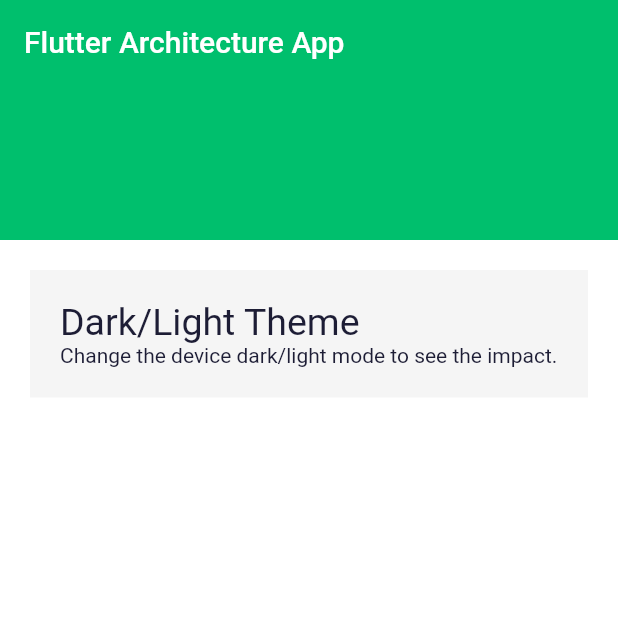
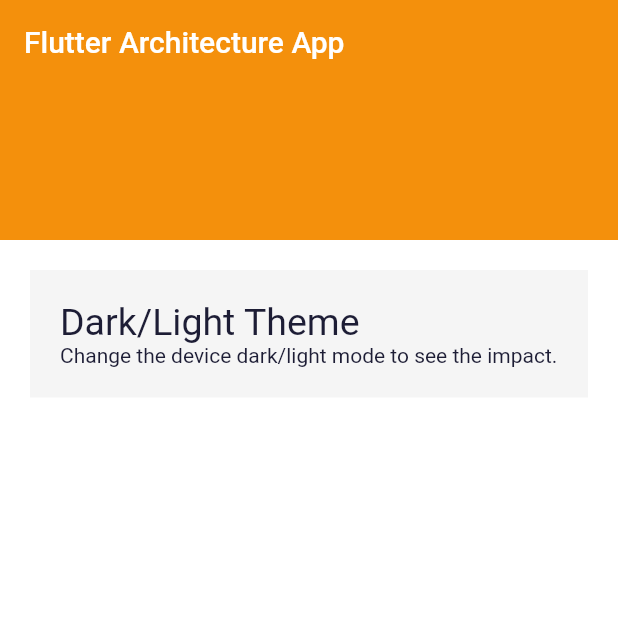
Before and after one commit to jitangupta/flutter-architecture, a Flutter app: the screen it shows after launch, on a phone screen of 412 x 824 dp, the top half of it. Run offline on Flutter 3.47's test engine with Material 2 defaults, Android fonts, the phone set to English and light mode, and no system bars.

Commit message:
flavour setup with android part

```diff
--- a/lib/config/theme/theme_constants.dart
+++ b/lib/config/theme/theme_constants.dart
@@ -1,7 +1,7 @@
 import 'package:flutter/material.dart';
 
 // Colors that we use in our app
-const kPrimaryColor = Color(0xFF00BF6D);
+const kPrimaryColor = Color(0xFFF4900C);
 const kDarkColor = Color(0xFF292D32);
 const kTextColor = Color(0xFF3C4046);
 const kBackgroundColor = Color(0xFFF3F3F3);
--- /dev/null
+++ b/lib/flavor_config.dart
@@ -0,0 +1,10 @@
+import 'package:flutter/material.dart';
+
+class FlavorConfig {
+  String appTitle;
+  String logoPath;
+
+  FlavorConfig(
+      {this.appTitle = "Flutter Architecture",
+      this.logoPath = "assets/images/flutter-achitecture.png"});
+}
--- a/lib/main.dart
+++ b/lib/main_common.dart
@@ -1,13 +1,16 @@
 import 'package:flutter/material.dart';
 import 'package:flutter_architecture/config/theme/theme_config.dart';
+import 'package:flutter_architecture/flavor_config.dart';
 import 'screens/home_screen.dart';
 
-void main() {
-  runApp(const MyApp());
+Future<Widget> initializeApp(FlavorConfig config) async {
+  WidgetsFlutterBinding.ensureInitialized();
+  return MyApp(config: config);
 }
 
 class MyApp extends StatelessWidget {
-  const MyApp({Key? key}) : super(key: key);
+  final FlavorConfig config;
+  const MyApp({Key? key, required this.config}) : super(key: key);
 
   // This widget is the root of your application.
   @override
--- a/pubspec.yaml
+++ b/pubspec.yaml
@@ -34,6 +34,7 @@
   # The following adds the Cupertino Icons font to your application.
   # Use with the CupertinoIcons class for iOS style icons.
   cupertino_icons: ^1.0.2
+  riverpod: ^0.14.0
 
 dev_dependencies:
   flutter_test:
```
Also changed, not shown: lib/main_dev.dart (added, +12 -0 lines), lib/main_prod.dart (added, +11 -0 lines), assets/images/flutter-architecture-dev.png (added), assets/images/flutter-architecture.png (added), assets/images/icon-dev.png (added), assets/images/icon.png (added), pubspec.lock, 3 other files.
